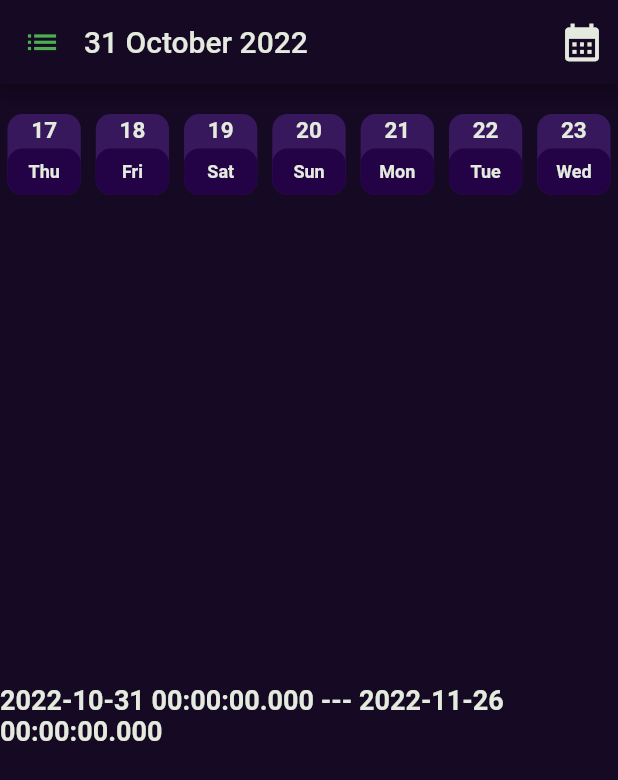
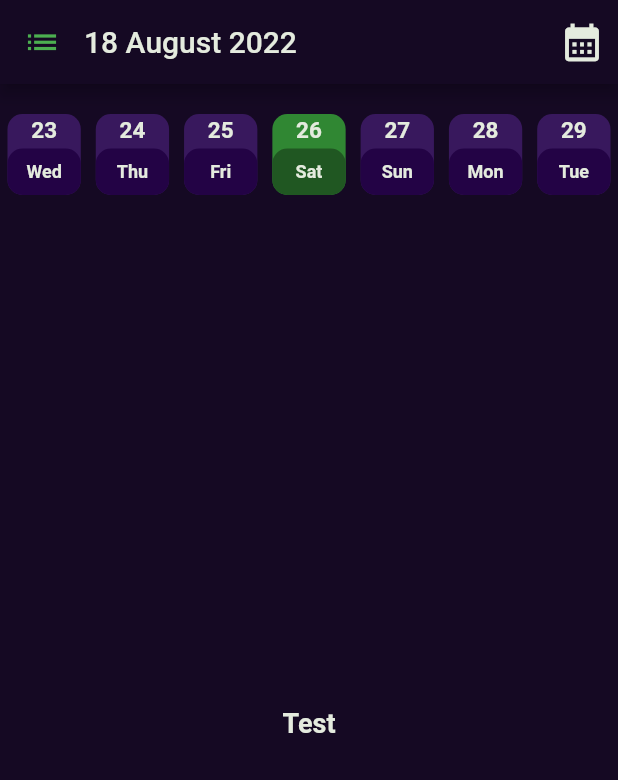
Before and after one commit to anielyavuz/kiwihabitapp, a Flutter app: the screen it shows once a user with an empty profile is signed in, on a phone screen of 412 x 824 dp. Shown: the top 780 px of the screen. Run offline on Flutter 3.47's test engine with Material 2 defaults, Android fonts, the phone set to English and light mode, and no system bars; our stand-ins replace calendar_timeline, expandable, firebase_auth, firebase_core, google_fonts, hive and 2 more; accounts and stored records are empty; generated files the repository leaves out were written again; Roboto replaces fonts that are missing (Times New Roman).

Commit message:
21:20 26.11.2022

```diff
--- a/lib/pages/mainPage.dart
+++ b/lib/pages/mainPage.dart
@@ -21,13 +21,16 @@ class _MainPageState extends State<MainPage> {
 
   final Color _yaziTipiRengi = Color(0xffE4EBDE);
   final Color _backgroudRengi = Color.fromRGBO(21, 9, 35, 1);
+  var _datetime;
+  final int _defaultinitialPage = 100;
+  int _initialPage = 100;
   PageController _pageController =
-      PageController(viewportFraction: 1 / 7, initialPage: 20);
+      PageController(viewportFraction: 1 / 7, initialPage: 100);
   List<DateTime> calculateDaysInterval(DateTime startDate, DateTime endDate) {
     for (int i = 0; i <= endDate.difference(startDate).inDays; i++) {
       days.add(startDate.add(Duration(days: i)));
     }
-    print(days);
+
     return days;
   }
 
@@ -40,7 +43,9 @@ class _MainPageState extends State<MainPage> {
   @override
   void initState() {
     super.initState();
-    calculateDaysInterval(DateTime(2022, 11, 0), DateTime(2022, 12, 31));
+
+    calculateDaysInterval(DateTime.now().subtract(Duration(days: _initialPage)),
+        DateTime.now().add(Duration(days: _initialPage)));
     // WidgetsBinding.instance?.addPostFrameCallback((_) {
     //   Future.delayed(const Duration(milliseconds: 50), () {
 
@@ -192,8 +197,45 @@ class _MainPageState extends State<MainPage> {
                 size: 30.00,
                 color: _yaziTipiRengi,
               ),
-              onPressed: () {
-                // do something
+              onPressed: () async {
+                DateTime? _selectedDate = await showDatePicker(
+                    builder: (context, child) {
+                      return Theme(
+                        data: Theme.of(context).copyWith(
+                          colorScheme: ColorScheme.light(
+                            primary: _backgroudRengi, // header background color
+                            onPrimary: _yaziTipiRengi, // header text color
+                            onSurface: Color.fromARGB(
+                                255, 20, 39, 20), // body text color
+                          ),
+                          textButtonTheme: TextButtonThemeData(
+                            style: TextButton.styleFrom(
+                              primary: _backgroudRengi, // button text color
+                            ),
+                          ),
+                        ),
+                        child: child!,
+                      );
+                    },
+                    context: context,
+                    initialDate: DateTime.now().add(
+                        Duration(days: _initialPage - _defaultinitialPage)),
+                    firstDate: DateTime.now()
+                        .subtract(Duration(days: _defaultinitialPage)),
+                    lastDate: DateTime.now()
+                        .add(Duration(days: _defaultinitialPage)));
+                // print(_selectedDate);
+                if (_selectedDate != null) {
+                  var _difference = _selectedDate
+                      .difference(DateTime(DateTime.now().year,
+                          DateTime.now().month, DateTime.now().day))
+                      .inDays;
+
+                  _pageController.animateToPage(
+                      _defaultinitialPage + _difference,
+                      duration: Duration(milliseconds: 500),
+                      curve: Curves.easeInCirc);
+                }
               },
             )
           ],
@@ -249,6 +291,7 @@ class _MainPageState extends State<MainPage> {
                           controller: _pageController,
                           onPageChanged: (int index) => setState(() {
                                 _currentIndexCalendar = index;
+                                _initialPage = index;
                               }),
                           scrollDirection: Axis.horizontal,
                           children: List.generate(
@@ -256,13 +299,22 @@ class _MainPageState extends State<MainPage> {
                               (index) => Padding(
                                     padding:
                                         const EdgeInsets.fromLTRB(5, 0, 5, 0),
+                                    child: InkWell(
+                                      onTap: () {
+                                        // _pageController.jumpToPage(index);
+                                        _pageController.animateToPage(index,
+                                            duration:
+                                                Duration(milliseconds: 500),
+                                            curve: Curves.easeInCirc);
+                                      },
                                       child: Container(
                                         decoration: BoxDecoration(
                                             // border: Border.all(
                                             //     color: Color.fromARGB(
                                             //         255, 212, 212, 212),width: 0.5),
-                                          color: _currentIndexCalendar != index
-                                              ? Color.fromARGB(255, 56, 24, 93)
+                                            color: _initialPage != index
+                                                ? Color.fromARGB(
+                                                    255, 56, 24, 93)
                                                 : Color.fromARGB(
                                                     255, 48, 135, 51),
                                             borderRadius: BorderRadius.all(
@@ -272,7 +324,8 @@ class _MainPageState extends State<MainPage> {
                                               MainAxisAlignment.spaceEvenly,
                                           children: [
                                             Padding(
-                                            padding: const EdgeInsets.fromLTRB(
+                                              padding:
+                                                  const EdgeInsets.fromLTRB(
                                                       0, 2, 0, 1),
                                               child: Text(
                                                   days[index].day.toString(),
@@ -280,7 +333,8 @@ class _MainPageState extends State<MainPage> {
                                                     color: _yaziTipiRengi,
                                                     fontSize: 15,
                                                     fontWeight: FontWeight.bold,
-                                                  fontFamily: 'Times New Roman',
+                                                    fontFamily:
+                                                        'Times New Roman',
                                                     // fontWeight: FontWeight.bold
                                                   )),
                                             ),
@@ -293,10 +347,9 @@ class _MainPageState extends State<MainPage> {
                                                   decoration: BoxDecoration(
                                                     borderRadius:
                                                         BorderRadius.all(
-                                                          Radius.circular(10)),
-                                                  color:
-                                                      _currentIndexCalendar !=
-                                                              index
+                                                            Radius.circular(
+                                                                10)),
+                                                    color: _initialPage != index
                                                         ? Color.fromARGB(
                                                             255, 35, 3, 69)
                                                         : Color.fromARGB(
@@ -361,7 +414,40 @@ class _MainPageState extends State<MainPage> {
                                           ],
                                         ),
                                       ),
+                                    ),
                                   ))),
+                    ),
+                    Padding(
+                      padding: const EdgeInsets.fromLTRB(0, 10, 0, 0),
+                      child: Visibility(
+                        visible: _defaultinitialPage != _initialPage,
+                        child: InkWell(
+                          onTap: () async {
+                            _pageController.animateToPage(_defaultinitialPage,
+                                duration: Duration(milliseconds: 500),
+                                curve: Curves.easeInCirc);
+                          },
+                          child: FittedBox(
+                            fit: BoxFit.fill,
+                            child: Container(
+                              width: MediaQuery.of(context).size.width / 3,
+                              padding: const EdgeInsets.all(8),
+                              decoration: BoxDecoration(
+                                  border: Border.all(color: _yaziTipiRengi),
+                                  borderRadius: BorderRadius.circular(15)),
+                              child: Center(
+                                  child: Text("Back to Today",
+                                      textAlign: TextAlign.center,
+                                      style: TextStyle(
+                                        color: _yaziTipiRengi,
+                                        fontSize: 15,
+                                        fontFamily: 'Times New Roman',
+                                        // fontWeight: FontWeight.bold
+                                      ))),
+                            ),
+                          ),
+                        ),
+                      ),
                     ),
                     Expanded(
                       flex: 4,
@@ -375,11 +461,7 @@ class _MainPageState extends State<MainPage> {
                               // }
                             },
                             child: Container(
-                              child: Text(
-                                  days[_currentIndexCalendar].toString() +
-                                      " --- " +
-                                      DateFormat('yyyy-MM-dd 00:00:00.000')
-                                          .format(DateTime.now()),
+                              child: Text("Test",
                                   style: TextStyle(
                                     color: _yaziTipiRengi,
                                     fontSize: 18,
```
Lines whose indentation alone changed are shown as unchanged.
